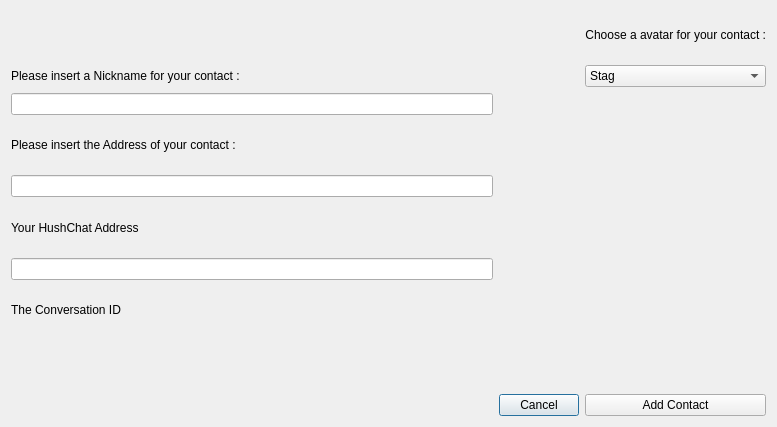
jahway603/SilentDragonLite, file src/contactrequest.ui: the form before one commit.
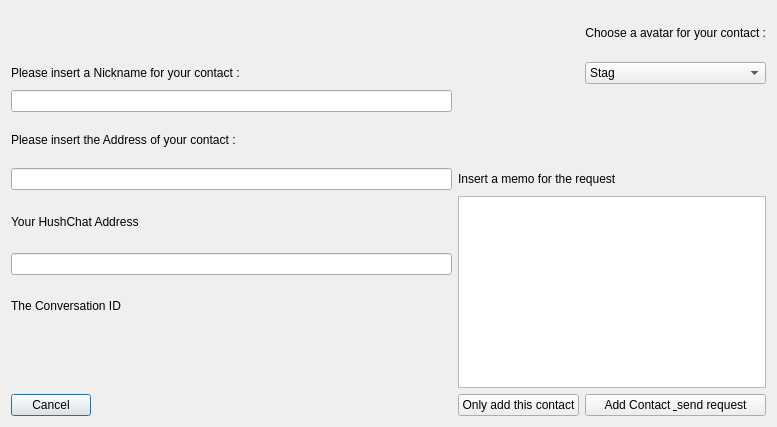
The form after the commit. Icons and pictures are not drawn.

Commit message: merge PR, send request from Contacttab

Diff of the .ui file:
```diff
--- a/src/contactrequest.ui
+++ b/src/contactrequest.ui
@@ -14,21 +14,21 @@
    <string>Send a contact request</string>
   </property>
   <layout class="QGridLayout" name="gridLayout">
-   <item row="0" column="2">
+   <item row="0" column="3">
     <widget class="QLabel" name="label_6">
      <property name="text">
       <string>&lt;html&gt;&lt;head/&gt;&lt;body&gt;&lt;p align=&quot;right&quot;&gt;Choose a avatar for your contact :&lt;/p&gt;&lt;/body&gt;&lt;/html&gt;</string>
      </property>
     </widget>
    </item>
-   <item row="1" column="0">
+   <item row="1" column="0" colspan="2">
     <widget class="QLabel" name="label_3">
      <property name="text">
       <string>&lt;html&gt;&lt;head/&gt;&lt;body&gt;&lt;p&gt;Please insert a Nickname for your contact :&lt;/p&gt;&lt;/body&gt;&lt;/html&gt;</string>
      </property>
     </widget>
    </item>
-   <item row="1" column="2">
+   <item row="1" column="3">
     <widget class="QComboBox" name="comboBoxAvatar">
      <item>
       <property name="text">
@@ -162,44 +162,54 @@
      </item>
     </widget>
    </item>
-   <item row="2" column="0">
+   <item row="2" column="0" colspan="2">
     <widget class="QLineEdit" name="labelRequest"/>
    </item>
-   <item row="3" column="0">
+   <item row="3" column="0" colspan="2">
     <widget class="QLabel" name="label">
      <property name="text">
       <string>&lt;html&gt;&lt;head/&gt;&lt;body&gt;&lt;p&gt;Please insert the Address of your contact :&lt;/p&gt;&lt;/body&gt;&lt;/html&gt;</string>
      </property>
     </widget>
    </item>
-   <item row="4" column="0">
+   <item row="4" column="0" colspan="2">
     <widget class="QLineEdit" name="zaddr"/>
    </item>
-   <item row="5" column="0">
+   <item row="4" column="2" colspan="2">
+    <widget class="QLabel" name="label_2">
+     <property name="text">
+      <string>Insert a memo for the request</string>
+     </property>
+    </widget>
+   </item>
+   <item row="5" column="0" colspan="2">
     <widget class="QLabel" name="label_4">
      <property name="text">
       <string>Your HushChat Address</string>
      </property>
     </widget>
    </item>
-   <item row="6" column="0">
+   <item row="5" column="2" rowspan="4" colspan="2">
+    <widget class="QTextEdit" name="memorequest"/>
+   </item>
+   <item row="6" column="0" colspan="2">
     <widget class="QLineEdit" name="myzaddr"/>
    </item>
-   <item row="7" column="0">
+   <item row="7" column="0" colspan="2">
     <widget class="QLabel" name="label_5">
      <property name="text">
       <string>The Conversation ID </string>
      </property>
     </widget>
    </item>
-   <item row="8" column="0">
+   <item row="8" column="0" colspan="2">
     <widget class="QLabel" name="cid">
      <property name="text">
       <string/>
      </property>
     </widget>
    </item>
-   <item row="9" column="1">
+   <item row="9" column="0">
     <widget class="QPushButton" name="cancel">
      <property name="baseSize">
       <size>
@@ -215,7 +225,36 @@
      </property>
     </widget>
    </item>
+   <item row="9" column="1">
+    <spacer name="horizontalSpacer">
+     <property name="orientation">
+      <enum>Qt::Horizontal</enum>
+     </property>
+     <property name="sizeHint" stdset="0">
+      <size>
+       <width>278</width>
+       <height>20</height>
+      </size>
+     </property>
+    </spacer>
+   </item>
    <item row="9" column="2">
+    <widget class="QPushButton" name="onlyAdd">
+     <property name="baseSize">
+      <size>
+       <width>100</width>
+       <height>0</height>
+      </size>
+     </property>
+     <property name="text">
+      <string>Only add this contact</string>
+     </property>
+     <property name="flat">
+      <bool>false</bool>
+     </property>
+    </widget>
+   </item>
+   <item row="9" column="3">
     <widget class="QPushButton" name="sendRequestButton">
      <property name="baseSize">
       <size>
@@ -224,7 +263,7 @@
       </size>
      </property>
      <property name="text">
-      <string>Add Contact</string>
+      <string>Add Contact &amp; send request</string>
      </property>
      <property name="flat">
       <bool>false</bool>
```
The commit also changes 4 other files.
